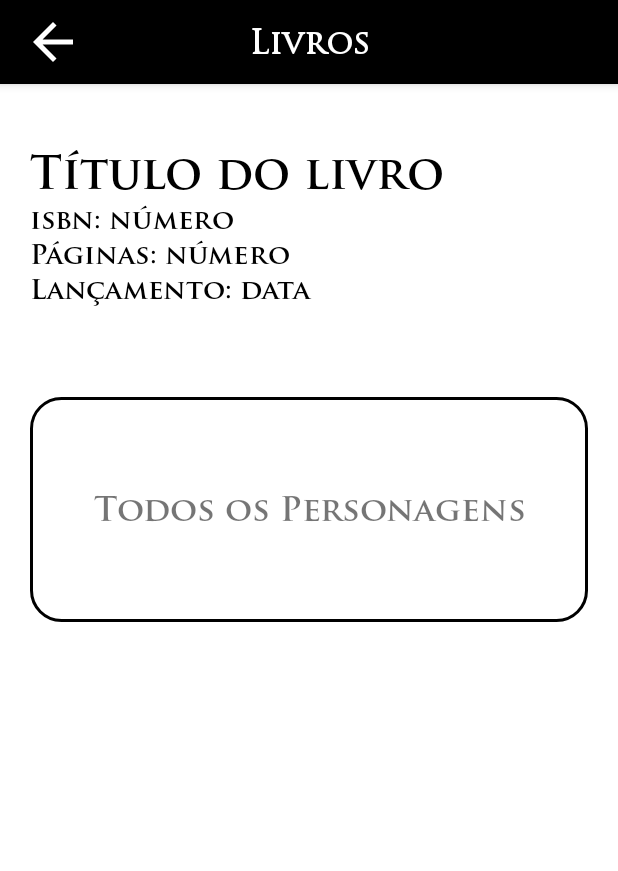
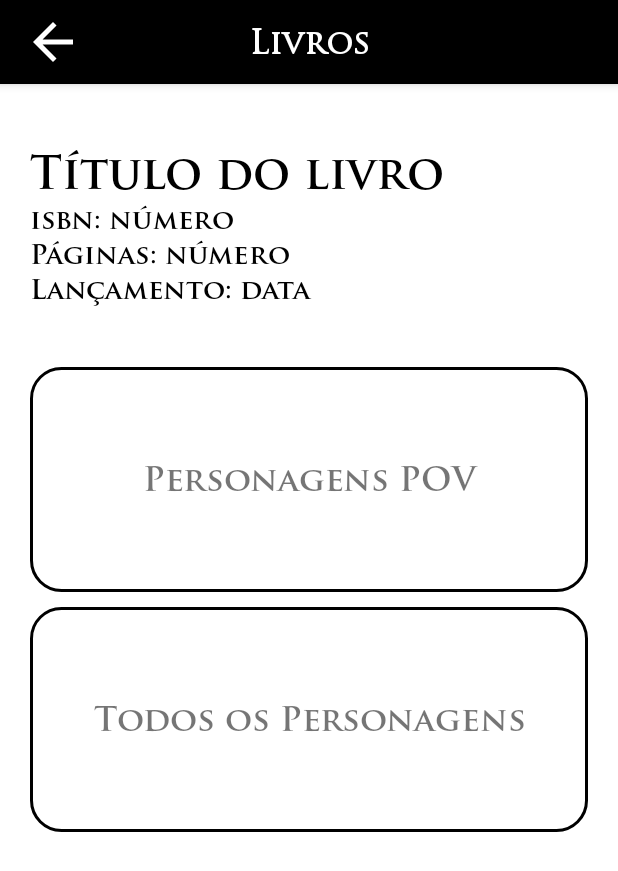
Before and after one commit to Limatucano/Desafio_Mobits_Android, an Android app: the layout activity_detail_book.xml on its own in the app's theme, with its tools: preview values and no code run, on a phone screen of 412 x 824 dp. Shown: the top 871 px of the screen. Run offline under Robolectric (Android 15) with nearby library versions, the phone set to English and light mode, and no system bars.

Commit message:
exibindo personagens pov

```diff
--- a/app/src/main/res/layout/activity_detail_book.xml
+++ b/app/src/main/res/layout/activity_detail_book.xml
@@ -103,18 +103,32 @@
             tools:text="Lançamento: data" />
 
         <TextView
-            android:id="@+id/buttonSeeAllCharacters"
+            android:id="@+id/buttonSeePovCharacters"
             android:layout_width="0dp"
             android:layout_height="150dp"
-            android:layout_marginTop="60dp"
+            android:layout_marginTop="40dp"
             android:gravity="center"
             android:fontFamily="@font/trajan_pro_bold"
             android:textSize="22sp"
-            android:text="@string/button_see_all_characters"
+            android:text="@string/see_pov_characters_label"
             android:background="@drawable/button_intern_background"
             app:layout_constraintEnd_toEndOf="parent"
             app:layout_constraintStart_toStartOf="parent"
             app:layout_constraintTop_toBottomOf="@+id/releasedBook" />
 
+        <TextView
+            android:id="@+id/buttonSeeAllCharacters"
+            android:layout_width="0dp"
+            android:layout_height="150dp"
+            android:background="@drawable/button_intern_background"
+            android:fontFamily="@font/trajan_pro_bold"
+            android:gravity="center"
+            android:text="@string/button_see_all_characters"
+            android:textSize="22sp"
+            android:layout_marginTop="10dp"
+            app:layout_constraintEnd_toEndOf="parent"
+            app:layout_constraintStart_toStartOf="parent"
+            app:layout_constraintTop_toBottomOf="@+id/buttonSeePovCharacters" />
+
     </androidx.constraintlayout.widget.ConstraintLayout>
 </androidx.constraintlayout.widget.ConstraintLayout>
--- a/app/src/main/res/values/strings.xml
+++ b/app/src/main/res/values/strings.xml
@@ -10,4 +10,5 @@
     <string name="title_personagens">Personagens</string>
     <string name="title_personagem">Personagem</string>
     <string name="title_label">Títulos:</string>
+    <string name="see_pov_characters_label">Personagens POV</string>
 </resources>
```
Also changed, not shown: app/src/main/java/com/example/desafio_mobits_android/view/DetailBookActivity.java (+21 -0 lines).
